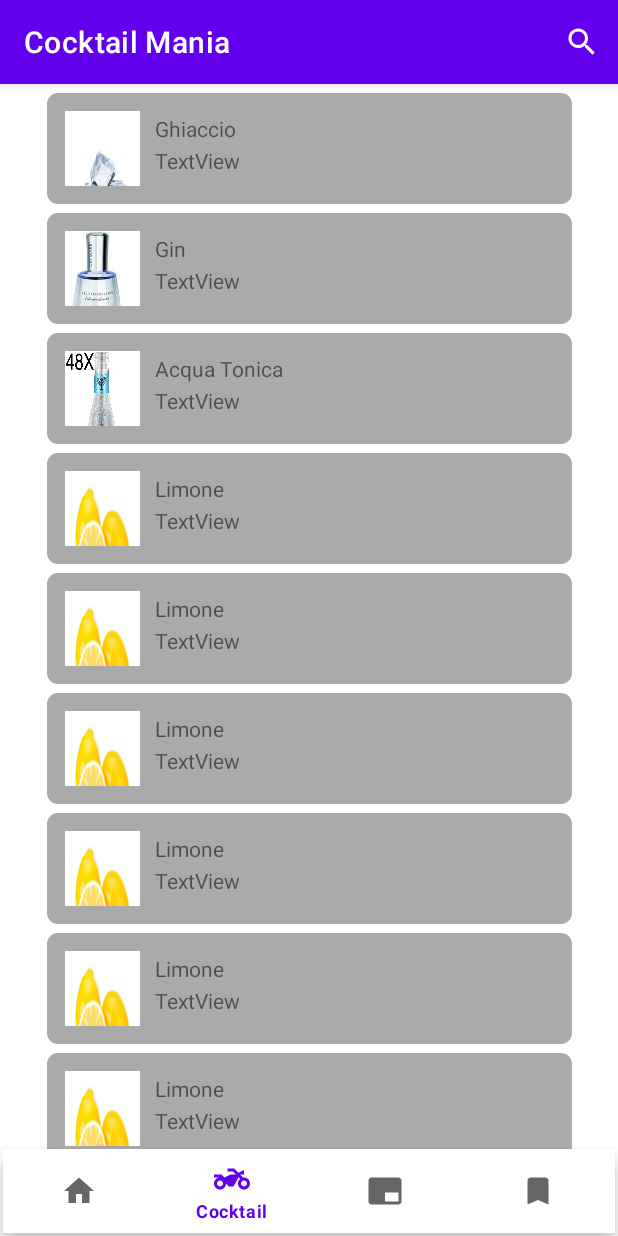
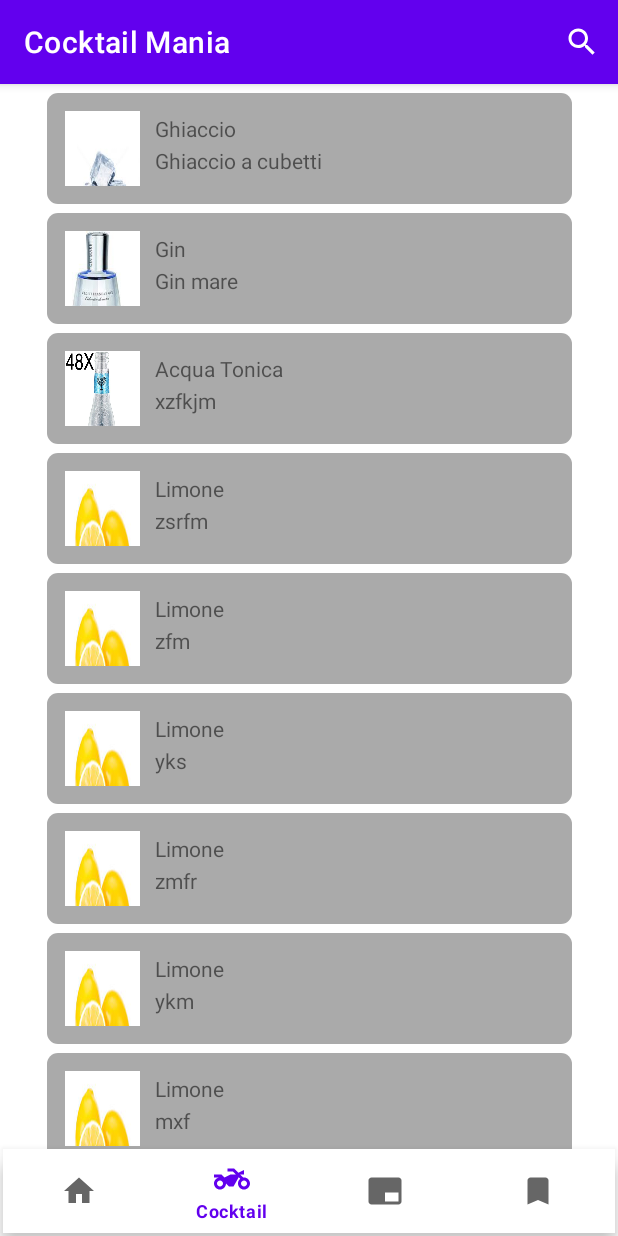
Before and after one commit to Menoz2000/Cocktail_Mania, an Android app: the CocktailActivity screen opened directly, with no data from a screen before it, on a phone screen of 412 x 824 dp. Run offline under Robolectric (Android 15) with nearby library versions, the phone set to English and light mode, and no system bars.

Commit message:
Correzione in CocktailAdapter per il sottototitolo/descrizione

```diff
--- a/app/src/main/java/com/example/cocktailmania/cocktail/CocktailAdapter.java
+++ b/app/src/main/java/com/example/cocktailmania/cocktail/CocktailAdapter.java
@@ -47,7 +47,7 @@ public class CocktailAdapter extends RecyclerView.Adapter implements Filterable
         myViewHolder.img.setImageResource(currentElem.getImg());
         myViewHolder.nome.setText(currentElem.getNome());
         /*-------------------------controlla la riga sotto-----------------------------*/
-        //myViewHolder.descrizione.setText(currentElem.getDescrizione());
+        myViewHolder.descrizione.setText(currentElem.getDescrizione());
     }
 
     @Override
@@ -66,7 +66,7 @@ public class CocktailAdapter extends RecyclerView.Adapter implements Filterable
 
             img = itemView.findViewById(R.id.imageView);
             nome = itemView.findViewById(R.id.rowNome);
-            descrizione = itemView.findViewById(R.id.descrizione);
+            descrizione = itemView.findViewById(R.id.ingSottotitolo);
             this.onCktListener = onCktListener;
 
             itemView.setOnClickListener(this);
```
Also changed, not shown: 408 other files.
